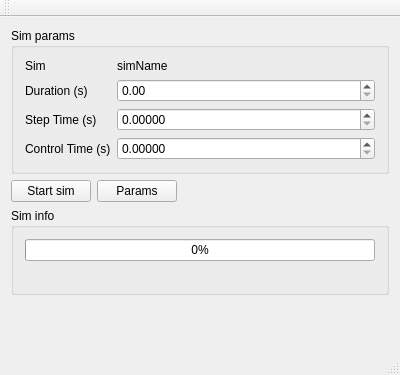
Before: the Qt Designer form gsim.ui in koalakoker/gSim, drawn with Qt 5.
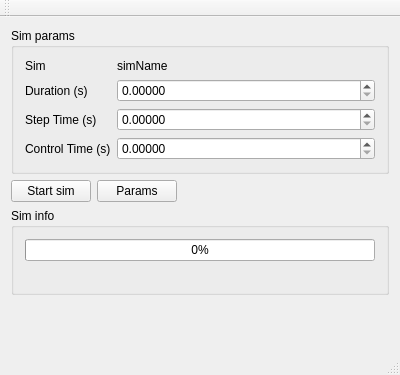
After: the same form once the commit is applied.

Commit message: Testing Position Trajectory

```diff
--- a/gsim.ui
+++ b/gsim.ui
@@ -31,7 +31,11 @@
           </widget>
          </item>
          <item row="1" column="1">
-          <widget class="QDoubleSpinBox" name="duration"/>
+          <widget class="QDoubleSpinBox" name="duration">
+           <property name="decimals">
+            <number>5</number>
+           </property>
+          </widget>
          </item>
          <item row="2" column="0">
           <widget class="QLabel" name="label_2">
```
Left out of the diff: 2 changed lines with no effect on the pictures. The commit also changes 1 other file.
